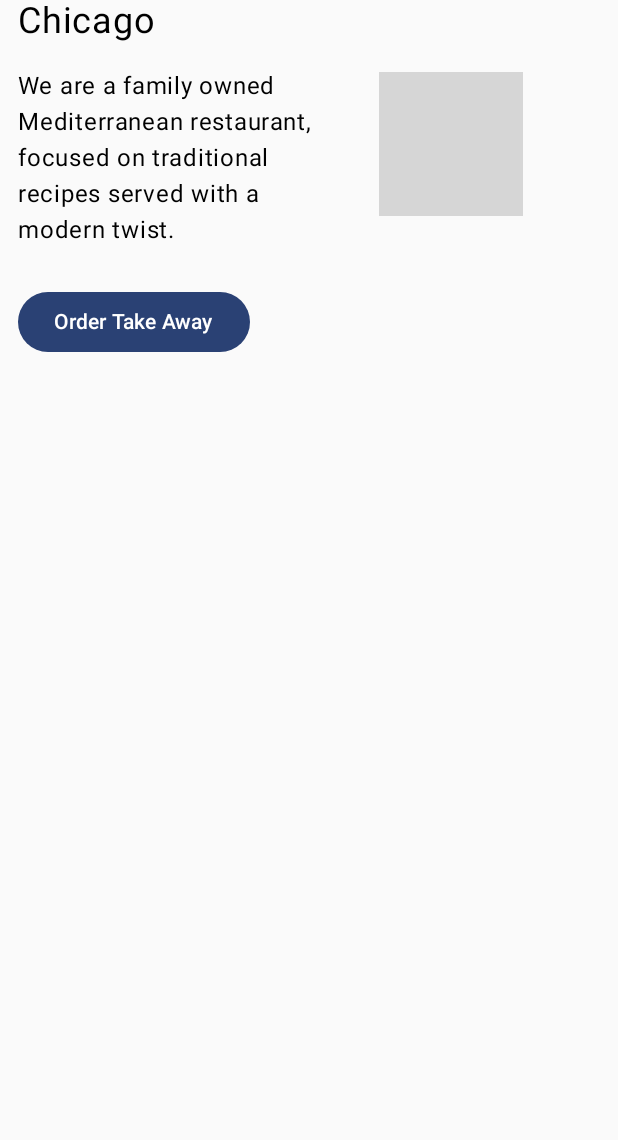
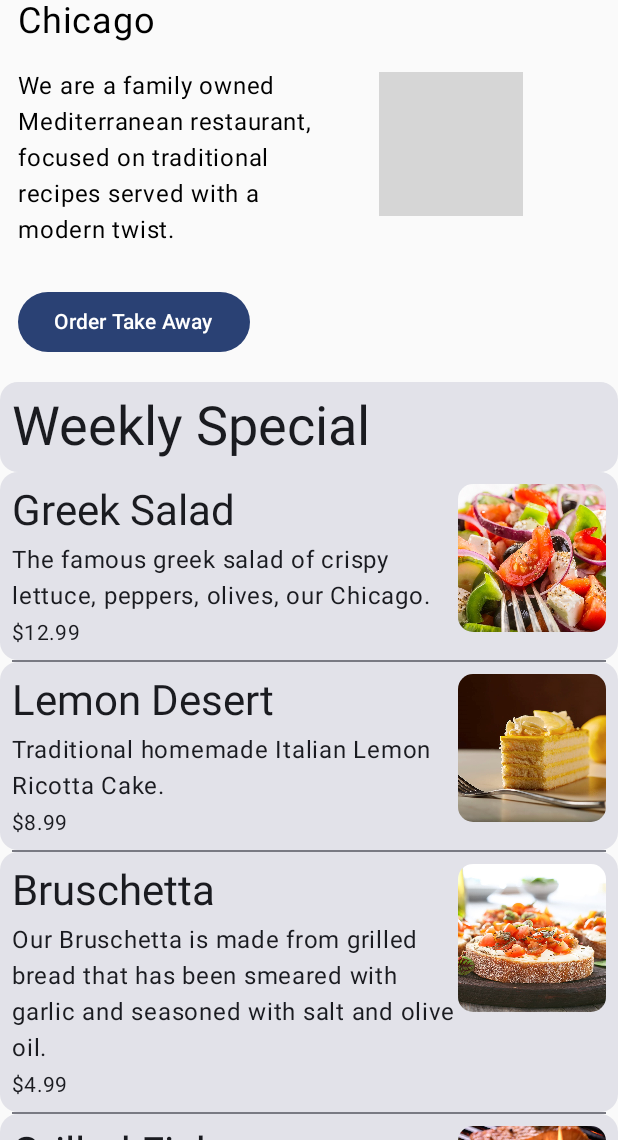
Before and after one commit to belajar-lab/little-lemon-android, an Android app built with Jetpack Compose: the screen it shows after launch (MainActivity), on a phone screen of 412 x 824 dp, the part 96-1236 px from its top. Run offline under Robolectric (Android 15) with nearby library versions, the phone set to English and light mode, and no system bars; grey boxes are pictures that could not be loaded.

Commit message:
Create MenuDish composable to display the list of items on the food menu

```diff
--- /dev/null
+++ b/app/src/main/java/com/example/littlelemon/DishRepository.kt
@@ -0,0 +1,58 @@
+package com.example.littlelemon
+
+import androidx.annotation.DrawableRes
+
+object DishRepository {
+    val dishes = listOf(
+        Dish(
+            1,
+            "Greek Salad",
+            "The famous greek salad of crispy lettuce, peppers, olives, our Chicago.",
+            12.99,
+            R.drawable.greeksalad
+        ),
+        Dish(
+            2,
+            "Lemon Desert",
+            "Traditional homemade Italian Lemon Ricotta Cake.",
+            8.99,
+            R.drawable.lemondessert
+        ),
+        Dish(
+            3,
+            "Bruschetta",
+            "Our Bruschetta is made from grilled bread that has been smeared with garlic and seasoned with salt and olive oil.",
+            4.99,
+            R.drawable.bruschetta
+        ),
+        Dish(
+            4,
+            "Grilled Fish",
+            "Fish marinated in fresh orange and lemon juice. Grilled with orange and lemon wedges.",
+            19.99,
+            R.drawable.grilledfish
+        ),
+        Dish(
+            5,
+            "Pasta",
+            "Penne with fried aubergines, cherry tomatoes, tomato sauce, fresh chilli, garlic, basil & salted ricotta cheese.",
+            8.99,
+            R.drawable.pasta
+        ),
+        Dish(
+            6,
+            "Lasagne",
+            "Oven-baked layers of pasta stuffed with Bolognese sauce, béchamel sauce, ham, Parmesan & mozzarella cheese .",
+            7.99,
+            R.drawable.lasagne
+        )
+    )
+}
+
+data class Dish(
+    val id: Int,
+    val name: String,
+    val description: String,
+    val price: Double,
+    @DrawableRes val imageResource: Int
+)
--- a/app/src/main/java/com/example/littlelemon/HomeScreen.kt
+++ b/app/src/main/java/com/example/littlelemon/HomeScreen.kt
@@ -2,10 +2,18 @@ package com.example.littlelemon
 
 import androidx.compose.foundation.layout.Column
 import androidx.compose.runtime.Composable
+import androidx.compose.ui.tooling.preview.Preview
 
 @Composable
 fun HomeScreen() {
     Column {
         UpperPanel()
+        LowerPanel(dishes = DishRepository.dishes)
     }
 }
+
+@Preview(showBackground = true)
+@Composable
+fun HomeScreenPreview() {
+    HomeScreen()
+}
--- /dev/null
+++ b/app/src/main/java/com/example/littlelemon/LowerPanel.kt
@@ -0,0 +1,81 @@
+package com.example.littlelemon
+
+import androidx.compose.foundation.Image
+import androidx.compose.foundation.layout.Column
+import androidx.compose.foundation.layout.Row
+import androidx.compose.foundation.layout.fillMaxWidth
+import androidx.compose.foundation.layout.padding
+import androidx.compose.foundation.lazy.LazyColumn
+import androidx.compose.foundation.lazy.itemsIndexed
+import androidx.compose.foundation.shape.RoundedCornerShape
+import androidx.compose.material3.Card
+import androidx.compose.material3.Divider
+import androidx.compose.material3.MaterialTheme
+import androidx.compose.material3.Text
+import androidx.compose.runtime.Composable
+import androidx.compose.ui.Modifier
+import androidx.compose.ui.draw.clip
+import androidx.compose.ui.res.painterResource
+import androidx.compose.ui.res.stringResource
+import androidx.compose.ui.unit.dp
+
+@Composable
+fun LowerPanel(dishes: List<Dish> = listOf()) {
+    WeeklySpecialCard()
+    LazyColumn {
+        itemsIndexed(dishes) { _, dish ->
+            MenuDish(dish = dish)
+        }
+    }
+}
+
+@Composable
+fun WeeklySpecialCard() {
+    Card(
+        modifier = Modifier.fillMaxWidth()
+    ) {
+        Text(
+            text = stringResource(id = R.string.weekly_special),
+            style = MaterialTheme.typography.displaySmall,
+            modifier = Modifier.padding(8.dp)
+        )
+    }
+}
+
+@Composable
+fun MenuDish(dish: Dish) {
+    Card {
+        Row(
+            modifier = Modifier
+                .fillMaxWidth()
+                .padding(8.dp)
+        ) {
+            Column {
+                Text(
+                    text = dish.name,
+                    style = MaterialTheme.typography.headlineMedium
+                )
+                Text(
+                    text = dish.description,
+                    style = MaterialTheme.typography.bodyLarge,
+                    modifier = Modifier
+                        .fillMaxWidth(.75f)
+                        .padding(top = 5.dp, bottom = 5.dp)
+                )
+                Text(
+                    text = "$${dish.price}",
+                    style = MaterialTheme.typography.bodyMedium
+                )
+            }
+            Image(
+                painter = painterResource(id = dish.imageResource),
+                contentDescription = "Dish Image",
+                modifier = Modifier.clip(RoundedCornerShape(10.dp))
+            )
+        }
+    }
+    Divider(
+        modifier = Modifier.padding(start = 8.dp, end = 8.dp),
+        thickness = 1.dp
+    )
+}
--- a/app/src/main/res/values/strings.xml
+++ b/app/src/main/res/values/strings.xml
@@ -4,4 +4,5 @@
     <string name="location">Chicago</string>
     <string name="description">We are a family owned Mediterranean restaurant, focused on traditional recipes served with a modern twist.</string>
     <string name="order_button_text">Order Take Away</string>
+    <string name="weekly_special">Weekly Special</string>
 </resources>
```
Also changed, not shown: app/src/main/res/drawable-nodpi/bruschetta.jpg (added), app/src/main/res/drawable-nodpi/greeksalad.jpg (added), app/src/main/res/drawable-nodpi/grilledfish.jpg (added), app/src/main/res/drawable-nodpi/lasagne.jpg (added), app/src/main/res/drawable-nodpi/lemondessert.jpg (added), app/src/main/res/drawable-nodpi/pasta.jpg (added), 1 other file.
